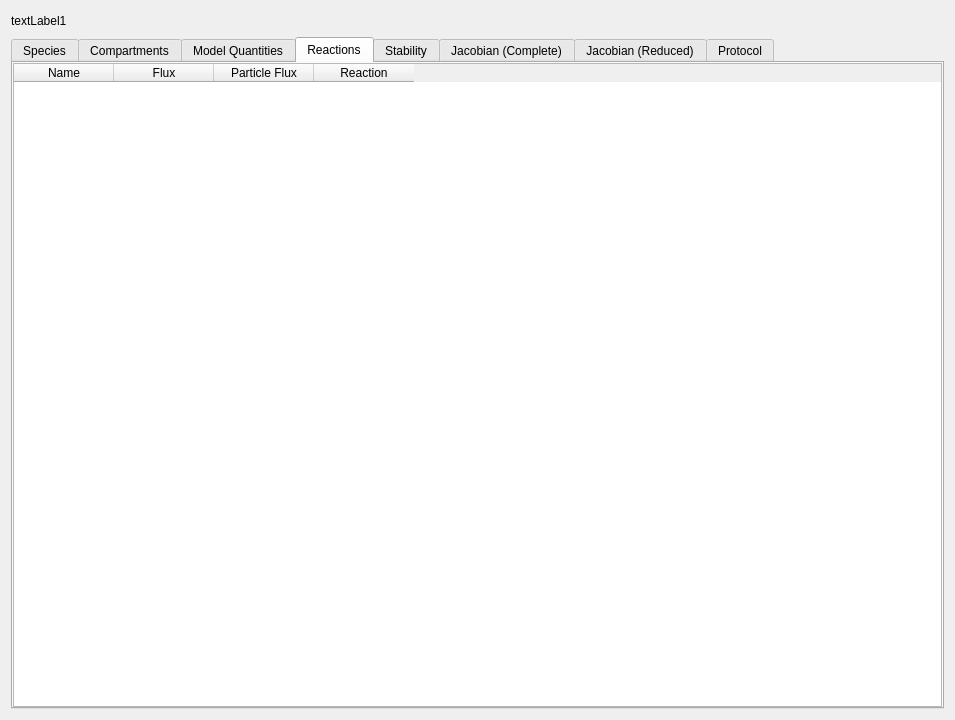
Above: copasi/UI/StateSubwidget.ui from copasi/COPASI before the change. Below: the same form after it.
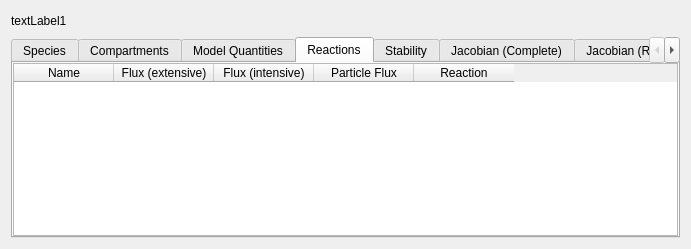
That is the form after the change. The open tabs and pages were chosen to show the change. Custom widgets are drawn as their Qt base class.

Commit message: Bug 2921: Added intensive flux to the reaction results.

Diff of the .ui file:
```diff
--- a/copasi/UI/StateSubwidget.ui
+++ b/copasi/UI/StateSubwidget.ui
@@ -31,8 +31,8 @@
    <rect>
     <x>0</x>
     <y>0</y>
-    <width>955</width>
-    <height>720</height>
+    <width>691</width>
+    <height>221</height>
    </rect>
   </property>
   <property name="sizePolicy">
@@ -313,7 +313,12 @@
          </column>
          <column>
           <property name="text">
-           <string>Flux</string>
+           <string>Flux (extensive)</string>
+          </property>
+         </column>
+         <column>
+          <property name="text">
+           <string>Flux (intensive)</string>
           </property>
          </column>
          <column>
```
The commit also changes 3 other files.
